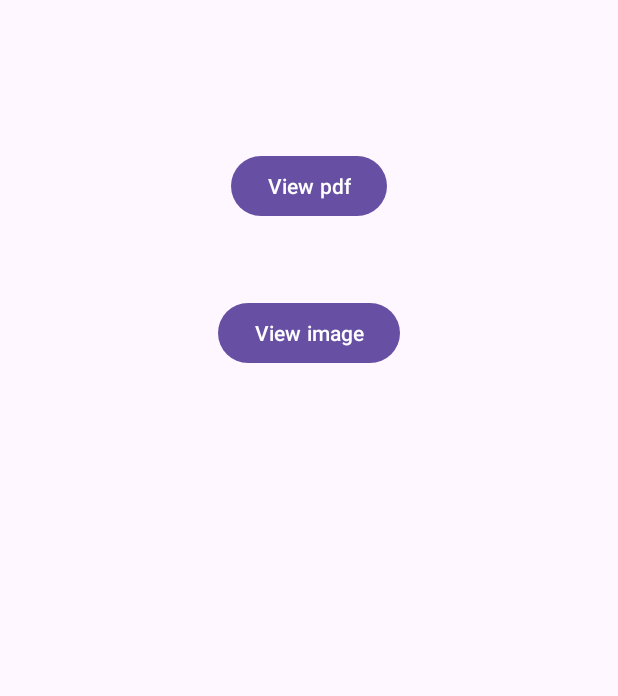
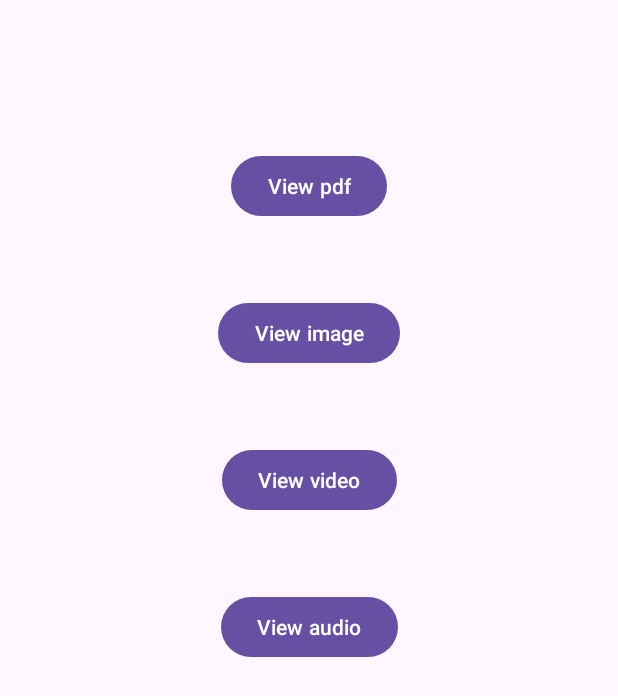
Before and after one commit to algonquin-college-sat/24s-cst8319-320-team1, an Android app: the ReviewDocActivity screen opened directly, with no data from a screen before it, on a phone screen of 412 x 824 dp. Shown: the top 696 px of the screen. Run offline under Robolectric (Android 15) with nearby library versions, the phone set to English and light mode, and no system bars.

Commit message:
Adjust ReviewDocActivity, add audio and video parts

```diff
--- a/app/src/main/java/com/example/mypregnancyjourney/reviewdoc/ReviewDocActivity.java
+++ b/app/src/main/java/com/example/mypregnancyjourney/reviewdoc/ReviewDocActivity.java
@@ -17,20 +17,27 @@ public class ReviewDocActivity extends AppCompatActivity {
 
         Button pdfViewButton = findViewById(R.id.pdf_view_button);
         Button imageViewButton = findViewById(R.id.image_view_button);
-        pdfViewButton.setOnClickListener(new View.OnClickListener() {
-            @Override
-            public void onClick(View view) {
+        Button videoViewButton = findViewById(R.id.video_view_button);
+        Button audioViewButton = findViewById(R.id.audio_view_button);
+
+        pdfViewButton.setOnClickListener((view) -> {
                 Intent intent = new Intent(ReviewDocActivity.this, PdfViewActivity.class);
                 startActivity(intent);
-            }
         });
 
-        imageViewButton.setOnClickListener(new View.OnClickListener() {
-            @Override
-            public void onClick(View view) {
+        imageViewButton.setOnClickListener((view) -> {
                 Intent intent = new Intent(ReviewDocActivity.this, ImageViewActivity.class);
                 startActivity(intent);
-            }
+        });
+
+        videoViewButton.setOnClickListener((view) -> {
+                Intent intent = new Intent(ReviewDocActivity.this, VideoViewActivity.class);
+                startActivity(intent);
+        });
+
+        audioViewButton.setOnClickListener((view) -> {
+                Intent intent = new Intent(ReviewDocActivity.this, AudioViewActivity.class);
+                startActivity(intent);
         });
 
     }
--- a/app/src/main/res/layout/activity_review_doc.xml
+++ b/app/src/main/res/layout/activity_review_doc.xml
@@ -23,4 +23,24 @@
         app:layout_constraintEnd_toEndOf="@+id/pdf_view_button"
         app:layout_constraintStart_toStartOf="@+id/pdf_view_button"
         app:layout_constraintTop_toBottomOf="@+id/pdf_view_button" />
+
+    <Button
+        android:id="@+id/video_view_button"
+        android:layout_width="wrap_content"
+        android:layout_height="wrap_content"
+        android:layout_marginTop="50dp"
+        android:text="View video"
+        app:layout_constraintEnd_toEndOf="@+id/image_view_button"
+        app:layout_constraintStart_toStartOf="@+id/image_view_button"
+        app:layout_constraintTop_toBottomOf="@+id/image_view_button" />
+
+    <Button
+        android:id="@+id/audio_view_button"
+        android:layout_width="wrap_content"
+        android:layout_height="wrap_content"
+        android:layout_marginTop="50dp"
+        android:text="View audio"
+        app:layout_constraintEnd_toEndOf="@+id/video_view_button"
+        app:layout_constraintStart_toStartOf="@+id/video_view_button"
+        app:layout_constraintTop_toBottomOf="@+id/video_view_button" />
 </androidx.constraintlayout.widget.ConstraintLayout>
```
Also changed, not shown: app/src/main/java/com/example/mypregnancyjourney/reviewdoc/AudioViewActivity.java (added, +15 -0 lines), app/src/main/java/com/example/mypregnancyjourney/reviewdoc/PdfViewActivity.java (+82 -0 lines), app/src/main/java/com/example/mypregnancyjourney/reviewdoc/VideoViewActivity.java (added, +14 -0 lines), 1 other file.
